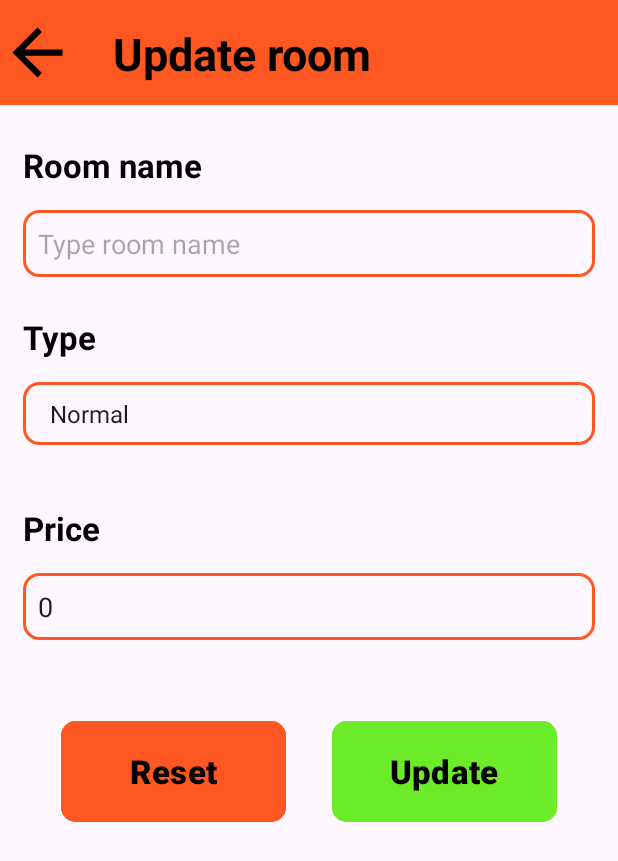
After one commit to Kaito0506/HOSTEL_MANAGEMENT_ANDROID_APPLICATION, an Android app: the UpdateRoom screen opened directly, with no data from a screen before it, on a phone screen of 412 x 824 dp. The commit adds this screen. Shown: the top 861 px of the screen. Run offline under Robolectric (Android 15) with nearby library versions, the phone set to English and light mode, and no system bars.

Commit message:
edit and delete room

```diff
--- a/app/src/main/AndroidManifest.xml
+++ b/app/src/main/AndroidManifest.xml
@@ -14,6 +14,9 @@
         android:supportsRtl="true"
         android:theme="@style/Theme.HOSTEL_MANAGEMENT"
         tools:targetApi="31">
+        <activity
+            android:name=".UpdateRoom"
+            android:exported="false" />
         <activity
             android:name=".ViewRoomActivity"
             android:exported="false" />
--- /dev/null
+++ b/app/src/main/java/com/java/hostel_management/UpdateRoom.java
@@ -0,0 +1,94 @@
+package com.java.hostel_management;
+
+import androidx.appcompat.app.AppCompatActivity;
+
+import android.content.Intent;
+import android.os.Bundle;
+import android.view.View;
+import android.widget.AdapterView;
+import android.widget.ArrayAdapter;
+import android.widget.EditText;
+import android.widget.Spinner;
+import android.widget.Toast;
+
+import com.google.android.material.button.MaterialButton;
+
+import java.text.DecimalFormat;
+import java.util.ArrayList;
+
+public class UpdateRoom extends AppCompatActivity {
+    EditText name, price;
+    Spinner spinner;
+    MaterialButton update, reset;
+    private DBHandler database = new DBHandler(this);
+    String type;
+    @Override
+    protected void onCreate(Bundle savedInstanceState) {
+        super.onCreate(savedInstanceState);
+        setContentView(R.layout.activity_update_room);
+
+        update = findViewById(R.id.btnUpdateRoom);
+        reset = findViewById(R.id.btnResetRoom);
+
+        // get extra from intent
+        int id = getIntent().getIntExtra("id", 0);
+        String oName = getIntent().getStringExtra("name");
+        Double oPrice = getIntent().getDoubleExtra("price", 0);
+        int typeid = getIntent().getIntExtra("type", 0);
+        DecimalFormat decimalFormat = new DecimalFormat("#");
+
+        name = findViewById(R.id.txtRoomNameUpdate);
+        name.setText(oName);
+        price = findViewById(R.id.txtRoomPriceUpdate);
+        price.setText(decimalFormat.format(oPrice));
+        spinner = findViewById(R.id.spinnerTypeUpdate);
+
+        ArrayList<String> types = new ArrayList<>();
+        types.add("Normal");
+        types.add("Twin");
+        types.add("Queen");
+
+        ArrayAdapter<String> spinnerAdapter = new ArrayAdapter<>(this, android.R.layout.simple_spinner_item, types);
+        spinnerAdapter.setDropDownViewResource(android.R.layout.simple_spinner_dropdown_item);
+        // set adapter and set old type
+        spinner.setAdapter(spinnerAdapter);
+        spinner.setSelection(typeid);
+
+        spinner.setOnItemSelectedListener(new AdapterView.OnItemSelectedListener() {
+            @Override
+            public void onItemSelected(AdapterView<?> parent, View view, int position, long id) {
+                type = types.get(position);
+            }
+            @Override
+            public void onNothingSelected(AdapterView<?> parent) {
+
+            }
+        });
+
+        reset.setOnClickListener(new View.OnClickListener() {
+            @Override
+            public void onClick(View v) {
+                name.setText(oName);
+                spinner.setSelection(typeid);
+                price.setText(decimalFormat.format(oPrice));
+            }
+        });
+
+        update.setOnClickListener(new View.OnClickListener() {
+            @Override
+            public void onClick(View v) {
+                //Toast.makeText(UpdateRoom.this, String.valueOf(id), Toast.LENGTH_SHORT).show();
+                boolean isUpdate = database.UpdateRoom(id, name.getText().toString(), type, Double.parseDouble(price.getText().toString()));
+                if(isUpdate){
+                    Toast.makeText(UpdateRoom.this, "Update successfully", Toast.LENGTH_SHORT).show();
+                    Intent i = new Intent(UpdateRoom.this, ViewRoomActivity.class);
+                    startActivity(i);
+                }else {
+                    Toast.makeText(UpdateRoom.this, "Update failed", Toast.LENGTH_SHORT).show();
+                }
+            }
+        });
+
+
+    }
+}
--- a/app/src/main/res/layout/activity_manage.xml
+++ b/app/src/main/res/layout/activity_manage.xml
@@ -9,7 +9,7 @@
     <LinearLayout
         android:id="@+id/linearLayout"
         android:layout_width="match_parent"
-        android:layout_height="80dp"
+        android:layout_height="70dp"
         android:background="@color/navigation_bar"
         android:orientation="horizontal"
         app:layout_constraintStart_toStartOf="parent"
--- a/app/src/main/res/layout/activity_add_room.xml
+++ b/app/src/main/res/layout/activity_update_room.xml
@@ -6,12 +6,12 @@
     android:layout_height="match_parent"
     android:orientation="vertical"
     app:layoutDescription="@xml/activity_add_room_scene"
-    tools:context=".AddRoomActivity">
+    tools:context=".UpdateRoom">
 
     <LinearLayout
         android:id="@+id/linearLayout"
         android:layout_width="match_parent"
-        android:layout_height="80dp"
+        android:layout_height="70dp"
         android:background="@color/navigation_bar"
         android:orientation="horizontal">
 
@@ -32,7 +32,7 @@
             android:layout_marginStart="15dp"
             android:layout_marginTop="15dp"
             android:layout_weight="1"
-            android:text="Add room"
+            android:text="Update room"
             android:theme="@style/NavigatorText" />
 
     </LinearLayout>
@@ -52,7 +52,7 @@
             android:theme="@style/TitleText" />
 
         <EditText
-            android:id="@+id/txtRoomName"
+            android:id="@+id/txtRoomNameUpdate"
             android:layout_width="match_parent"
             android:layout_height="wrap_content"
             android:ems="10"
@@ -78,7 +78,7 @@
             android:theme="@style/TitleText" />
 
         <Spinner
-            android:id="@+id/spinnerType"
+            android:id="@+id/spinnerTypeUpdate"
             android:layout_width="match_parent"
             android:layout_height="wrap_content"
             android:layout_margin="15dp"
@@ -102,7 +102,7 @@
             android:theme="@style/TitleText" />
 
         <EditText
-            android:id="@+id/txtRoomPrice"
+            android:id="@+id/txtRoomPriceUpdate"
             android:layout_width="match_parent"
             android:layout_height="wrap_content"
             android:ems="10"
@@ -123,24 +123,24 @@
         android:layout_gravity="center">
 
         <com.google.android.material.button.MaterialButton
-            android:id="@+id/btnCancelRoom"
+            android:id="@+id/btnResetRoom"
             android:layout_width="150dp"
             android:layout_height="75dp"
             android:backgroundTint="@color/navigation_bar"
             app:cornerRadius="10dp"
-            android:text="Cancel"
+            android:text="Reset"
             android:theme="@style/ButtonText"
             android:layout_marginEnd="15dp"
             android:textColor="@color/black"
             />
 
         <com.google.android.material.button.MaterialButton
-            android:id="@+id/btnAddRoom"
+            android:id="@+id/btnUpdateRoom"
             android:layout_width="150dp"
             android:layout_height="75dp"
             android:backgroundTint="#6CEC28"
             app:cornerRadius="10dp"
-            android:text="Add"
+            android:text="Update"
             android:theme="@style/ButtonText"
             android:layout_marginStart="15dp"
             android:textColor="@color/black"
--- a/app/src/main/res/layout/activity_view_room.xml
+++ b/app/src/main/res/layout/activity_view_room.xml
@@ -10,7 +10,7 @@
     <LinearLayout
         android:id="@+id/linearLayout"
         android:layout_width="match_parent"
-        android:layout_height="80dp"
+        android:layout_height="70dp"
         android:background="@color/navigation_bar"
         android:orientation="horizontal">
 
```
Also changed, not shown: app/src/main/java/com/java/hostel_management/DBHandler.java (+29 -0 lines), app/src/main/java/com/java/hostel_management/RoomRVAdapter.java (+21 -5 lines), app/src/main/java/com/java/hostel_management/ViewRoomActivity.java (+77 -1 lines), app/src/main/res/menu/detail_room_menu.xml (added, +9 -0 lines).
